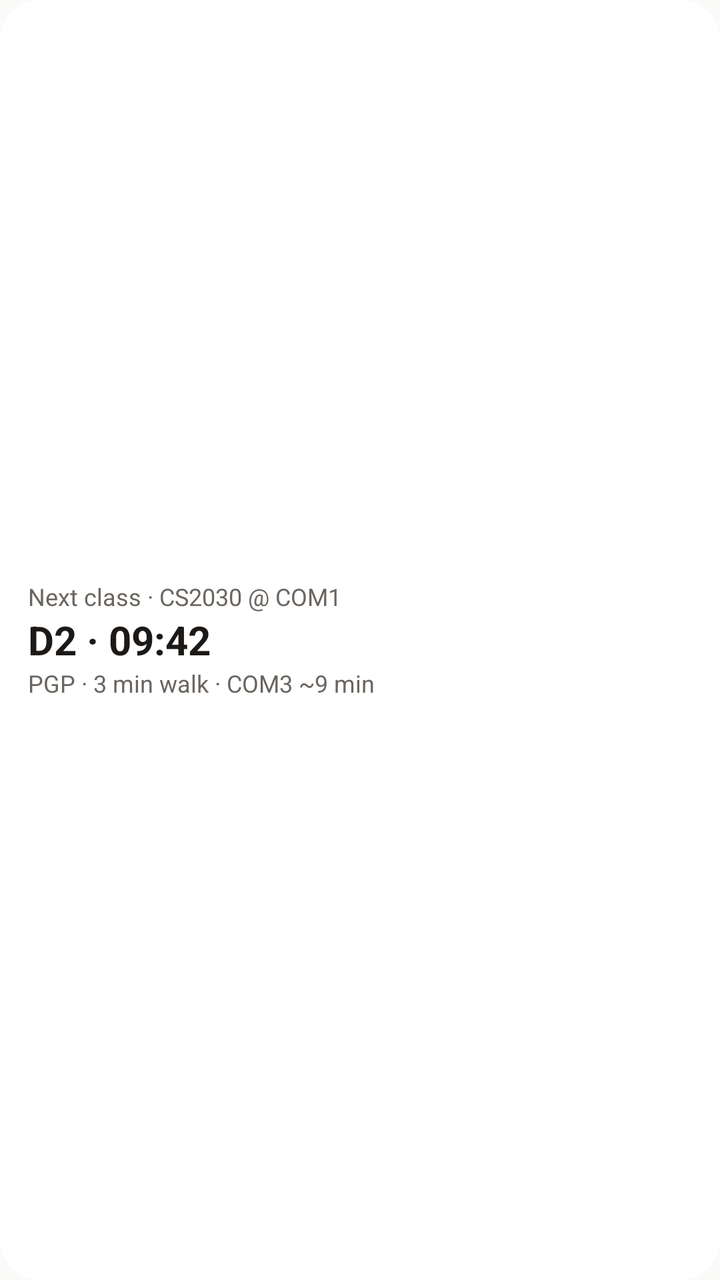
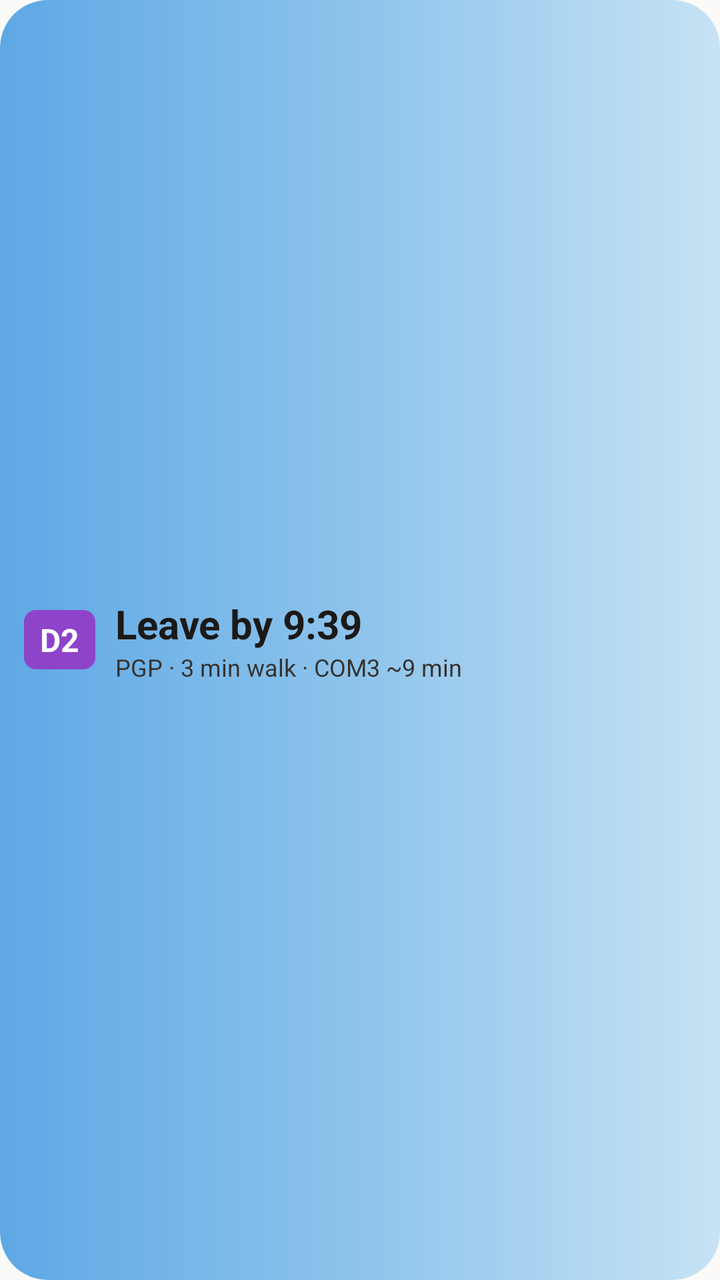

The first picture is an Android layout as it rendered before a commit; the second is the same layout after the commit. The layout source and the unified diff follow.
<!-- AndroidManifest.xml: application theme Theme.Terminus -->
<!-- res/layout/widget_preview_small.xml -->
<?xml version="1.0" encoding="utf-8"?>
<LinearLayout xmlns:android="http://schemas.android.com/apk/res/android"
    xmlns:tools="http://schemas.android.com/tools"
    tools:ignore="HardcodedText,UselessLeaf"
    android:layout_width="match_parent" android:layout_height="match_parent"
    android:orientation="vertical" android:gravity="center_vertical"
    android:background="@drawable/widget_preview_bg"
    android:paddingHorizontal="14dp" android:paddingVertical="8dp">
    <TextView android:layout_width="wrap_content" android:layout_height="wrap_content"
        android:text="@string/preview_heading" android:textSize="12sp"
        android:textColor="@color/brand_muted" android:maxLines="1" />
    <TextView android:layout_width="wrap_content" android:layout_height="wrap_content"
        android:text="D2 · 09:42" android:textSize="20sp" android:textStyle="bold"
        android:textColor="@color/brand_ink" />
    <TextView android:layout_width="wrap_content" android:layout_height="wrap_content"
        android:text="@string/preview_detail" android:textSize="12sp"
        android:textColor="@color/brand_muted" android:maxLines="1" />
</LinearLayout>
<!-- resources referenced by this layout -->
<resources>
  <color name="brand_ink">#1C1917</color>
  <color name="brand_muted">#6B6560</color>
  <!-- drawable widget_preview_bg (drawable) -->
  <?xml version="1.0" encoding="utf-8"?>
  <shape xmlns:android="http://schemas.android.com/apk/res/android" android:shape="rectangle">
      <solid android:color="@color/brand_surface" />
      <corners android:radius="20dp" />
  </shape>
  <string name="preview_detail">PGP · 3 min walk · COM3 ~9 min</string>
  <string name="preview_heading">Next class · CS2030 @ COM1</string>
  <style name="Theme.Terminus" parent="android:Theme.Material.Light.NoActionBar">
          <item name="android:windowBackground">@color/bg</item>
      </style>
  <color name="brand_surface">#FFFFFF</color>
  <color name="bg">#FAFAF9</color>
</resources>

<!-- the commit's change to res/layout/widget_preview_small.xml (unified diff, before → after) -->
@@ -3,16 +3,19 @@
     xmlns:tools="http://schemas.android.com/tools"
     tools:ignore="HardcodedText,UselessLeaf"
     android:layout_width="match_parent" android:layout_height="match_parent"
-    android:orientation="vertical" android:gravity="center_vertical"
-    android:background="@drawable/widget_preview_bg"
-    android:paddingHorizontal="14dp" android:paddingVertical="8dp">
-    <TextView android:layout_width="wrap_content" android:layout_height="wrap_content"
-        android:text="@string/preview_heading" android:textSize="12sp"
-        android:textColor="@color/brand_muted" android:maxLines="1" />
-    <TextView android:layout_width="wrap_content" android:layout_height="wrap_content"
-        android:text="D2 · 09:42" android:textSize="20sp" android:textStyle="bold"
-        android:textColor="@color/brand_ink" />
-    <TextView android:layout_width="wrap_content" android:layout_height="wrap_content"
-        android:text="@string/preview_detail" android:textSize="12sp"
-        android:textColor="@color/brand_muted" android:maxLines="1" />
+    android:orientation="horizontal" android:gravity="center_vertical"
+    android:background="@drawable/widget_preview_bar"
+    android:paddingHorizontal="12dp">
+    <TextView android:layout_width="wrap_content" android:layout_height="wrap_content" android:text="D2"
+        android:textSize="16sp" android:textStyle="bold" android:textColor="#FFFFFF"
+        android:background="@drawable/widget_preview_badge" android:paddingHorizontal="8dp" android:paddingVertical="4dp"
+        android:layout_marginEnd="10dp" />
+    <LinearLayout android:layout_width="wrap_content" android:layout_height="wrap_content" android:orientation="vertical">
+        <TextView android:layout_width="wrap_content" android:layout_height="wrap_content"
+        android:text="@string/preview_leave" android:textSize="20sp" android:textStyle="bold"
+        android:textColor="@color/brand_ink" android:maxLines="1" />
+        <TextView android:layout_width="wrap_content" android:layout_height="wrap_content"
+            android:text="@string/preview_detail" android:textSize="12sp"
+            android:textColor="@color/brand_sky_muted" android:maxLines="1" />
+    </LinearLayout>
 </LinearLayout>
<!-- resource entries referenced after the edit -->
@@ -1,19 +1,24 @@
 <!-- resources referenced by this layout -->
 <resources>
   <color name="brand_ink">#1C1917</color>
-  <color name="brand_muted">#6B6560</color>
-  <!-- drawable widget_preview_bg (drawable) -->
+  <color name="brand_sky_muted">#36312D</color>
+  <!-- drawable widget_preview_badge (drawable) -->
   <?xml version="1.0" encoding="utf-8"?>
   <shape xmlns:android="http://schemas.android.com/apk/res/android" android:shape="rectangle">
-      <solid android:color="@color/brand_surface" />
-      <corners android:radius="20dp" />
+      <solid android:color="#8E44C9" />
+      <corners android:radius="6dp" />
+  </shape>
+  <!-- drawable widget_preview_bar (drawable) -->
+  <?xml version="1.0" encoding="utf-8"?>
+  <shape xmlns:android="http://schemas.android.com/apk/res/android" android:shape="rectangle">
+      <gradient android:angle="0" android:startColor="#5EA8E5" android:centerColor="#8EC4EC" android:endColor="#C7E2F4" />
+      <corners android:radius="24dp" />
   </shape>
   <string name="preview_detail">PGP · 3 min walk · COM3 ~9 min</string>
-  <string name="preview_heading">Next class · CS2030 @ COM1</string>
+  <string name="preview_leave">Leave by 9:39</string>
   <style name="Theme.Terminus" parent="android:Theme.Material.Light.NoActionBar">
           <item name="android:windowBackground">@color/bg</item>
       </style>
-  <color name="brand_surface">#FFFFFF</color>
   <color name="bg">#FAFAF9</color>
 </resources>
 
